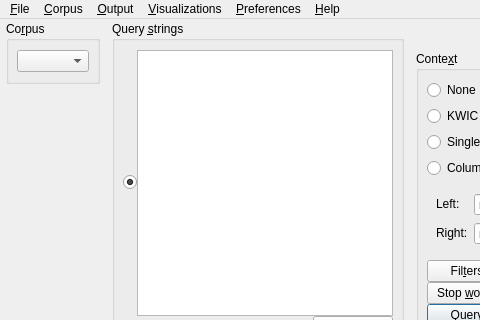
Qt form coquery/gui/ui/coquery.ui (gkunter/coquery) before a commit; both pictures show x 0 to 480 and y 0 to 320 of the 709 by 593 pixel window.
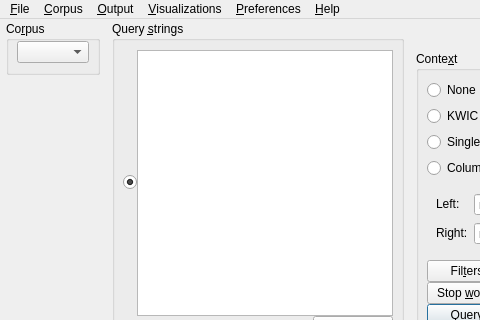
The same form after that commit. Icons and pictures are not drawn.

```diff
--- a/coquery/gui/ui/coquery.ui
+++ b/coquery/gui/ui/coquery.ui
@@ -60,7 +60,7 @@
           <item>
            <widget class="QGroupBox" name="box_corpus_select">
             <property name="sizePolicy">
-             <sizepolicy hsizetype="Preferred" vsizetype="Fixed">
+             <sizepolicy hsizetype="Minimum" vsizetype="Fixed">
               <horstretch>0</horstretch>
               <verstretch>0</verstretch>
              </sizepolicy>
@@ -72,6 +72,9 @@
              <property name="leftMargin">
               <number>8</number>
              </property>
+             <property name="topMargin">
+              <number>0</number>
+             </property>
              <property name="rightMargin">
               <number>8</number>
              </property>
```
